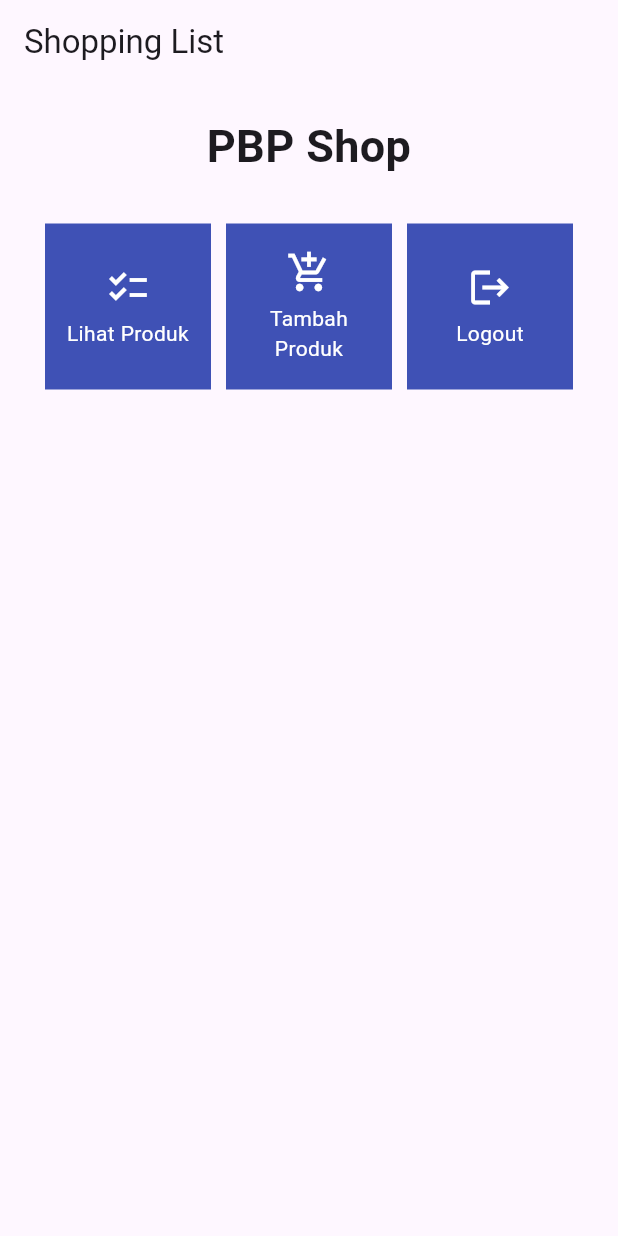
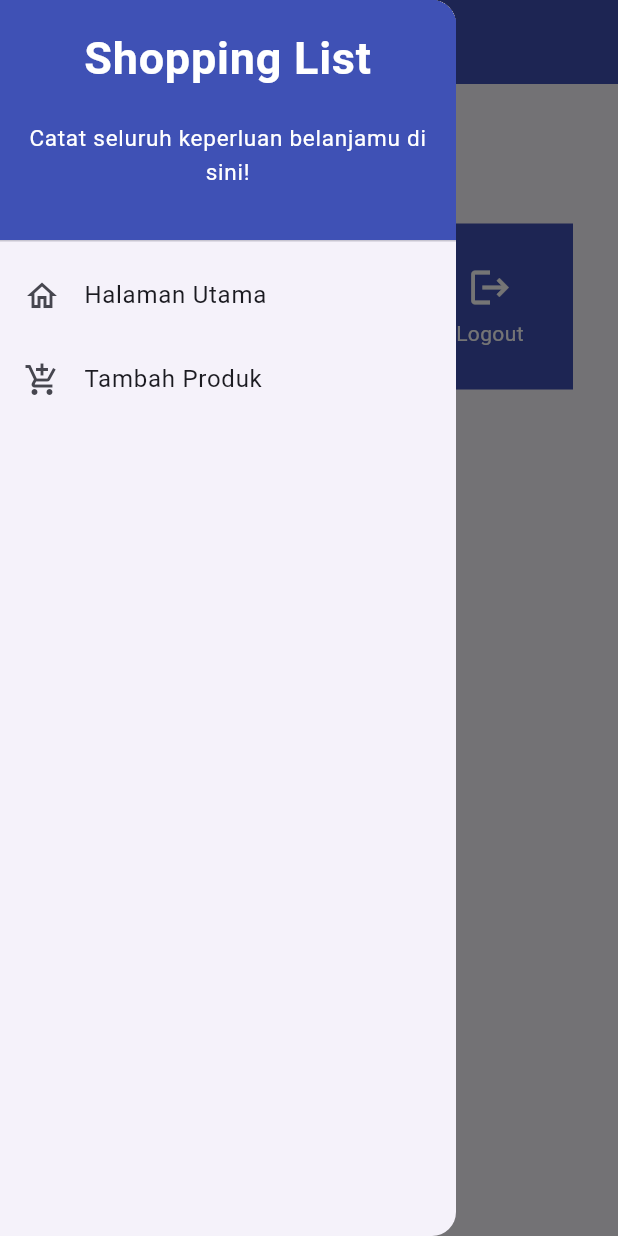
Before and after one commit to nabilazav/shopping-list-mobile, a Flutter app: the screen it shows after launch, with the side drawer open (before the commit the screen has no drawer), on a phone screen of 412 x 824 dp. Run offline on Flutter 3.47's test engine with Material 2 defaults, Android fonts, the phone set to English and light mode, and no system bars.

Commit message:
tutorial 7

```diff
--- a/lib/main.dart
+++ b/lib/main.dart
@@ -1,5 +1,5 @@
 import 'package:flutter/material.dart';
-import 'package:shopping_list/menu.dart';
+import 'package:shopping_list/screens/menu.dart';
 
 
 void main() {
@@ -30,7 +30,7 @@ class MyApp extends StatelessWidget {
         //
         // This works for code too, not just values: Most code changes can be
         // tested with just a hot reload.
-        colorScheme: ColorScheme.fromSeed(seedColor: Colors.deepPurple),
+        colorScheme: ColorScheme.fromSeed(seedColor: Colors.indigo),
         useMaterial3: true,
       ),
     home: MyHomePage(),
--- a/lib/menu.dart
+++ b/lib/screens/menu.dart
@@ -1,11 +1,7 @@
 import 'package:flutter/material.dart';
-
-class ShopItem {
-  final String name;
-  final IconData icon;
-
-  ShopItem(this.name, this.icon);
-}
+import 'package:shopping_list/widgets/left_drawer.dart';
+import 'package:shopping_list/widgets/shop_card.dart';
+import 'package:shopping_list/screens/shoplist_form.dart';
 
 class ShopCard extends StatelessWidget {
   final ShopItem item;
@@ -24,6 +20,13 @@ class ShopCard extends StatelessWidget {
             ..hideCurrentSnackBar()
             ..showSnackBar(SnackBar(
                 content: Text("Kamu telah menekan tombol ${item.name}!")));
+                // Navigate ke route yang sesuai (tergantung jenis tombol)
+          if (item.name == "Tambah Produk") {
+            // TODO: Gunakan Navigator.push untuk melakukan navigasi ke MaterialPageRoute yang mencakup ShopFormPage.
+             Navigator.push(context,
+            MaterialPageRoute(builder: (context) => const ShopFormPage()));
+          }
+
         },
         child: Container(
           // Container untuk menyimpan Icon dan Text
@@ -80,8 +83,13 @@ class MyHomePage extends StatelessWidget {
       appBar: AppBar(
         title: const Text(
           'Shopping List',
+           style: TextStyle(color: Colors.white),
         ),
+        backgroundColor: (Colors.indigo),
+        foregroundColor: Colors.white,
       ),
+      // Masukkan drawer sebagai parameter nilai drawer dari widget Scaffold
+      drawer: const LeftDrawer(),
       body: SingleChildScrollView(
         // Widget wrapper yang dapat discroll
         child: Padding(
--- /dev/null
+++ b/lib/widgets/left_drawer.dart
@@ -0,0 +1,76 @@
+import 'package:flutter/material.dart';
+import 'package:shopping_list/screens/menu.dart';
+import 'package:shopping_list/screens/shoplist_form.dart';
+
+class LeftDrawer extends StatelessWidget {
+  const LeftDrawer({super.key});
+
+  @override
+  Widget build(BuildContext context) {
+    return Drawer(
+      child: ListView(
+        children: [
+          const DrawerHeader(
+            // TODO: Bagian drawer header
+                decoration: BoxDecoration(
+                  color: Colors.indigo,
+                ),
+                child: Column(
+                  children: [
+                    Text(
+                      'Shopping List',
+                      textAlign: TextAlign.center,
+                      style: TextStyle(
+                        fontSize: 30,
+                        fontWeight: FontWeight.bold,
+                        color: Colors.white,
+                      ),
+                    ),
+                    Padding(padding: EdgeInsets.all(10)),
+                    Text(
+                    "Catat seluruh keperluan belanjamu di sini!",
+                    style: TextStyle(
+                      fontSize: 15,      // Ukuran font 15
+                      color: Colors.white,  // Warna teks putih
+                      fontWeight: FontWeight.normal,  // Weight biasa
+                    ),
+                    textAlign: TextAlign.center, // Center alignment
+                  )
+                  ],
+                ),
+              ),
+
+          // TODO: Bagian routing
+          ListTile(
+            leading: const Icon(Icons.home_outlined),
+            title: const Text('Halaman Utama'),
+            // Bagian redirection ke MyHomePage
+            onTap: () {
+              Navigator.pushReplacement(
+                  context,
+                  MaterialPageRoute(
+                    builder: (context) => MyHomePage(),
+                  ));
+            },
+          ),
+          ListTile(
+            leading: const Icon(Icons.add_shopping_cart),
+            title: const Text('Tambah Produk'),
+            // Bagian redirection ke ShopFormPage
+            onTap: () {
+              /*
+              TODO: Buatlah routing ke ShopFormPage di sini,
+              setelah halaman ShopFormPage sudah dibuat.
+              */
+               Navigator.pushReplacement(
+                  context,
+                  MaterialPageRoute(
+                    builder: (context) => ShopFormPage(),
+                  ));
+            },
+          ),
+        ],
+      ),
+    );
+  }
+}
```
Also changed, not shown: lib/screens/shoplist_form.dart (added, +166 -0 lines), lib/widgets/shop_card.dart (added, +9 -0 lines).
